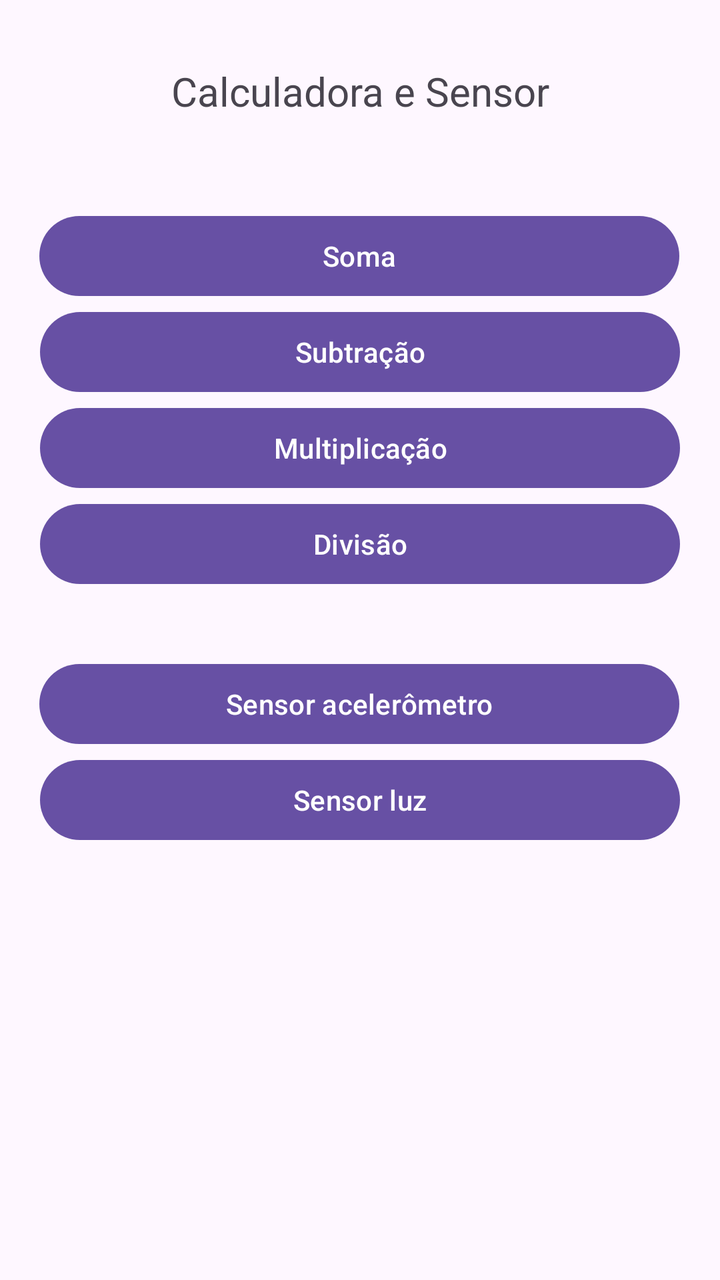
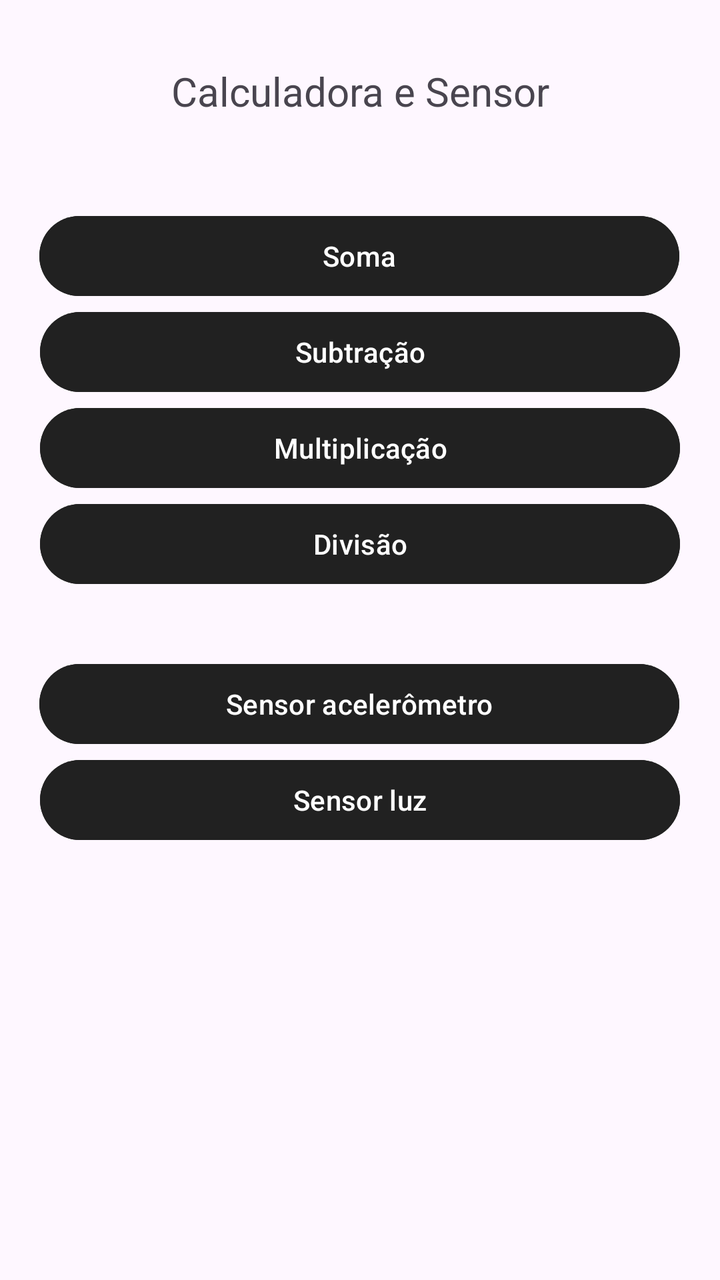

Screens rendered from an Android XML layout before and after an edit, with the pre-edit source and the edit as a unified diff.
<!-- AndroidManifest.xml: application theme Theme.Projetoprova -->
<!-- res/layout/activity_main.xml -->
<?xml version="1.0" encoding="utf-8"?>
<androidx.constraintlayout.widget.ConstraintLayout xmlns:android="http://schemas.android.com/apk/res/android"
    xmlns:app="http://schemas.android.com/apk/res-auto"
    xmlns:tools="http://schemas.android.com/tools"
    android:id="@+id/main"
    android:layout_width="match_parent"
    android:layout_height="match_parent"
    tools:context=".MainActivity">

    <TextView
        android:id="@+id/textView"
        android:layout_width="360dp"
        android:layout_height="48dp"
        android:layout_marginTop="32dp"
        android:text="Calculadora e Sensor"
        android:textAlignment="center"
        android:textSize="20sp"
        app:layout_constraintEnd_toEndOf="parent"
        app:layout_constraintStart_toStartOf="parent"
        app:layout_constraintTop_toTopOf="parent" />

    <Button
        android:id="@+id/btnsoma"
        android:layout_width="320dp"
        android:layout_height="48dp"
        android:layout_marginTop="24dp"
        android:text="Soma"
        app:layout_constraintEnd_toEndOf="parent"
        app:layout_constraintHorizontal_bias="0.494"
        app:layout_constraintStart_toStartOf="parent"
        app:layout_constraintTop_toBottomOf="@+id/textView" />

    <Button
        android:id="@+id/btnsubtracao"
        android:layout_width="320dp"
        android:layout_height="48dp"
        android:text="Subtração"
        app:layout_constraintEnd_toEndOf="parent"
        app:layout_constraintStart_toStartOf="parent"
        app:layout_constraintTop_toBottomOf="@+id/btnsoma" />

    <Button
        android:id="@+id/btnmultiplicacao"
        android:layout_width="320dp"
        android:layout_height="48dp"
        android:text="Multiplicação"
        app:layout_constraintEnd_toEndOf="parent"
        app:layout_constraintStart_toStartOf="parent"
        app:layout_constraintTop_toBottomOf="@+id/btnsubtracao" />

    <Button
        android:id="@+id/btndivisao"
        android:layout_width="320dp"
        android:layout_height="48dp"
        android:text="Divisão"
        app:layout_constraintEnd_toEndOf="parent"
        app:layout_constraintStart_toStartOf="parent"
        app:layout_constraintTop_toBottomOf="@+id/btnmultiplicacao" />

    <Button
        android:id="@+id/sensor"
        android:layout_width="320dp"
        android:layout_height="48dp"
        android:layout_marginTop="32dp"
        android:text="Sensor acelerômetro"
        app:layout_constraintEnd_toEndOf="parent"
        app:layout_constraintHorizontal_bias="0.494"
        app:layout_constraintStart_toStartOf="parent"
        app:layout_constraintTop_toBottomOf="@+id/btndivisao" />

    <Button
        android:id="@+id/sensor1"
        android:layout_width="320dp"
        android:layout_height="48dp"
        android:text="Sensor luz"
        app:layout_constraintEnd_toEndOf="parent"
        app:layout_constraintStart_toStartOf="parent"
        app:layout_constraintTop_toBottomOf="@+id/sensor" />
</androidx.constraintlayout.widget.ConstraintLayout>
<!-- resources referenced by this layout -->
<resources>
  <style name="Theme.Projetoprova" parent="Base.Theme.Projetoprova" />
  <style name="Base.Theme.Projetoprova" parent="Theme.Material3.DayNight.NoActionBar">
          
          
      </style>
</resources>

<!-- the commit's change to res/layout/activity_main.xml (unified diff, before → after) -->
@@ -24,6 +24,8 @@
         android:layout_width="320dp"
         android:layout_height="48dp"
         android:layout_marginTop="24dp"
+        android:backgroundTint="#212121"
+        android:textColor="#FFFFFF"
         android:text="Soma"
         app:layout_constraintEnd_toEndOf="parent"
         app:layout_constraintHorizontal_bias="0.494"
@@ -34,6 +36,8 @@
         android:id="@+id/btnsubtracao"
         android:layout_width="320dp"
         android:layout_height="48dp"
+        android:backgroundTint="#212121"
+        android:textColor="#FFFFFF"
         android:text="Subtração"
         app:layout_constraintEnd_toEndOf="parent"
         app:layout_constraintStart_toStartOf="parent"
@@ -43,6 +47,8 @@
         android:id="@+id/btnmultiplicacao"
         android:layout_width="320dp"
         android:layout_height="48dp"
+        android:backgroundTint="#212121"
+        android:textColor="#FFFFFF"
         android:text="Multiplicação"
         app:layout_constraintEnd_toEndOf="parent"
         app:layout_constraintStart_toStartOf="parent"
@@ -52,6 +58,8 @@
         android:id="@+id/btndivisao"
         android:layout_width="320dp"
         android:layout_height="48dp"
+        android:backgroundTint="#212121"
+        android:textColor="#FFFFFF"
         android:text="Divisão"
         app:layout_constraintEnd_toEndOf="parent"
         app:layout_constraintStart_toStartOf="parent"
@@ -62,6 +70,8 @@
         android:layout_width="320dp"
         android:layout_height="48dp"
         android:layout_marginTop="32dp"
+        android:backgroundTint="#212121"
+        android:textColor="#FFFFFF"
         android:text="Sensor acelerômetro"
         app:layout_constraintEnd_toEndOf="parent"
         app:layout_constraintHorizontal_bias="0.494"
@@ -72,6 +82,8 @@
         android:id="@+id/sensor1"
         android:layout_width="320dp"
         android:layout_height="48dp"
+        android:backgroundTint="#212121"
+        android:textColor="#FFFFFF"
         android:text="Sensor luz"
         app:layout_constraintEnd_toEndOf="parent"
         app:layout_constraintStart_toStartOf="parent"
